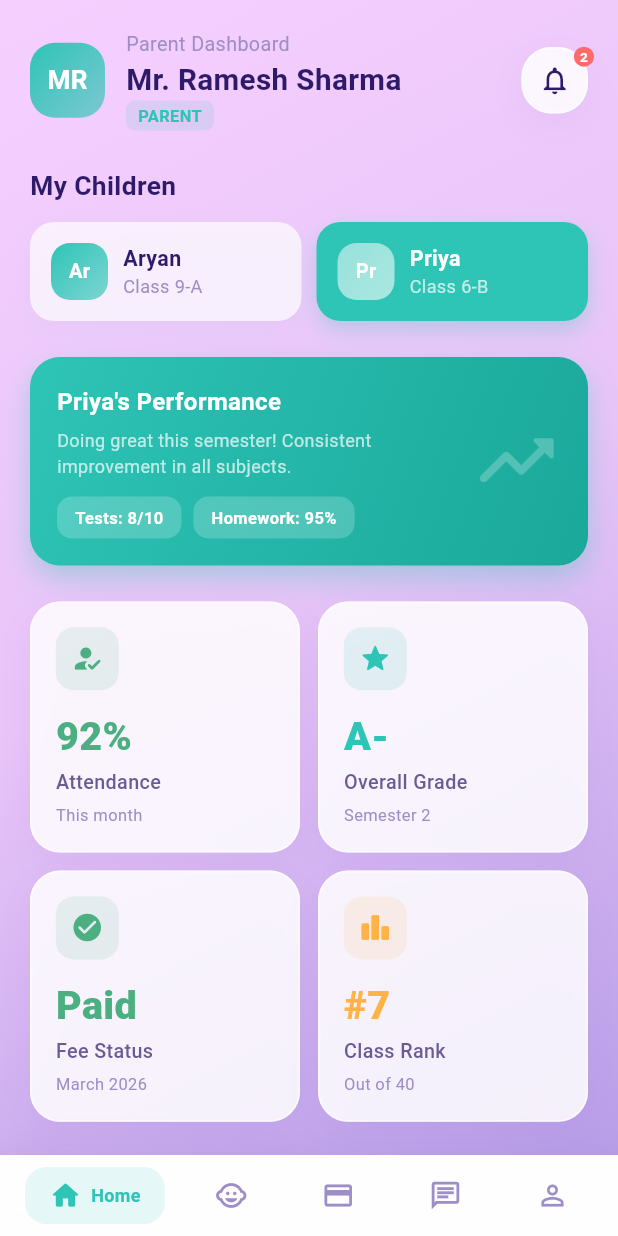
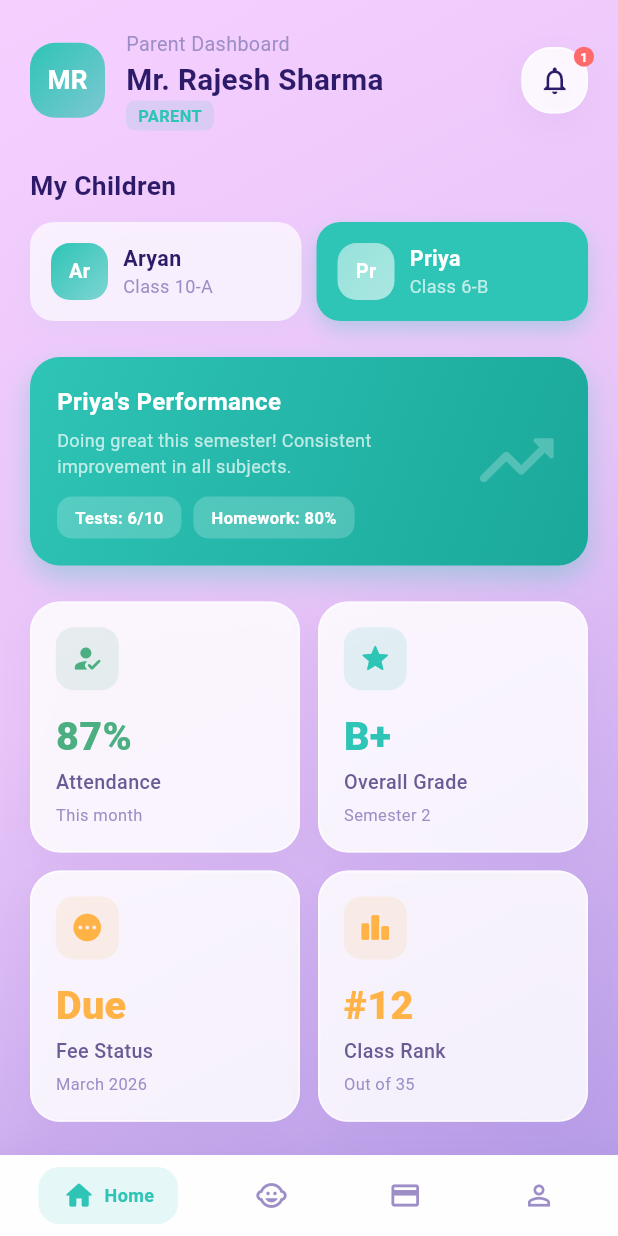
Before and after one commit to Puneet-26/Vidyasarthi_ui_db, a Flutter app: the ParentDashboard screen opened directly, after a tap on "Pr", on a phone screen of 412 x 824 dp. Run offline on Flutter 3.47's test engine with Material 3 defaults, Android fonts, the phone set to English and light mode, and no system bars; our stand-ins replace flutter_dotenv, supabase_flutter; accounts and stored records are empty; Roboto replaces fonts that are missing (Poppins).

Commit message:
parent page fiished

```diff
--- a/lib/screens/parent_dashboard.dart
+++ b/lib/screens/parent_dashboard.dart
@@ -15,7 +15,7 @@ class _ParentDashboardState extends State<ParentDashboard> {
   int _selectedChild = 0;
 
   final List<Map<String, String>> _children = const [
-    {'name': 'Aryan Sharma', 'class': 'Class 9-A', 'rollNo': '15'},
+    {'name': 'Aryan Sharma', 'class': 'Class 10-A', 'rollNo': '15'},
     {'name': 'Priya Sharma', 'class': 'Class 6-B', 'rollNo': '08'},
   ];
 
@@ -23,17 +23,56 @@ class _ParentDashboardState extends State<ParentDashboard> {
     BottomNavItem(icon: Icons.home_outlined, activeIcon: Icons.home_rounded, label: 'Home'),
     BottomNavItem(icon: Icons.child_care_outlined, activeIcon: Icons.child_care_rounded, label: 'Children'),
     BottomNavItem(icon: Icons.payment_outlined, activeIcon: Icons.payment_rounded, label: 'Fees'),
-    BottomNavItem(icon: Icons.chat_outlined, activeIcon: Icons.chat_rounded, label: 'Chat'),
     BottomNavItem(icon: Icons.person_outline, activeIcon: Icons.person_rounded, label: 'Profile'),
   ];
 
   List<Widget> get _pages => [
-    _ParentHomePage(children: _children, selectedChild: _selectedChild, onSelectChild: (i) => setState(() => _selectedChild = i)),
+    _ParentHomePage(children: _children, selectedChild: _selectedChild, onSelectChild: (i) => setState(() => _selectedChild = i), onNotification: () => _showNoticesSheet(context)),
     const _ParentChildrenPage(),
     const _ParentFeesPage(),
-    const _ParentChatPage(),
     const _ParentProfilePage(),
   ];
+
+  void _showNoticesSheet(BuildContext context) {
+    showModalBottomSheet(
+      context: context,
+      backgroundColor: Colors.transparent,
+      isScrollControlled: true,
+      builder: (_) => DraggableScrollableSheet(
+        initialChildSize: 0.5,
+        minChildSize: 0.35,
+        maxChildSize: 0.85,
+        expand: false,
+        builder: (_, scrollController) => Container(
+          padding: const EdgeInsets.all(24),
+          decoration: const BoxDecoration(
+            color: Colors.white,
+            borderRadius: BorderRadius.vertical(top: Radius.circular(24)),
+          ),
+          child: SingleChildScrollView(
+            controller: scrollController,
+            child: Column(
+              crossAxisAlignment: CrossAxisAlignment.start,
+              children: [
+                Center(
+                  child: Container(
+                    width: 40, height: 4,
+                    decoration: BoxDecoration(color: AppColors.divider, borderRadius: BorderRadius.circular(2)),
+                  ),
+                ),
+                const SizedBox(height: 20),
+                const Text('Notices & Updates',
+                    style: TextStyle(fontSize: 16, fontWeight: FontWeight.w700, color: AppColors.textDark)),
+                const SizedBox(height: 16),
+                _EventItem(title: 'Mid-Term Exams - March 28', date: 'March 28, 2026', icon: Icons.quiz_rounded, color: AppColors.warning),
+                const SizedBox(height: 10),
+              ],
+            ),
+          ),
+        ),
+      ),
+    );
+  }
 
   @override
   Widget build(BuildContext context) {
@@ -54,25 +93,80 @@ class _ParentDashboardState extends State<ParentDashboard> {
   }
 }
 
-class _ParentHomePage extends StatelessWidget {
+class _ParentHomePage extends StatefulWidget {
   final List<Map<String, String>> children;
   final int selectedChild;
   final ValueChanged<int> onSelectChild;
-  const _ParentHomePage({required this.children, required this.selectedChild, required this.onSelectChild});
+  final VoidCallback onNotification;
+  const _ParentHomePage({required this.children, required this.selectedChild, required this.onSelectChild, required this.onNotification});
+  @override
+  State<_ParentHomePage> createState() => _ParentHomePageState();
+}
+
+class _ParentHomePageState extends State<_ParentHomePage> {
+  late int _selectedChild;
+
+  // Per-child data
+  static const _childData = [
+    {
+      'attendance': '92%',
+      'grade': 'A-',
+      'feeStatus': 'Paid',
+      'rank': '#7',
+      'rankOf': '40',
+      'tests': '8/10',
+      'homework': '95%',
+      'subjects': [
+        {'label': 'Physics', 'value': 0.85},
+        {'label': 'Chemistry', 'value': 0.78},
+        {'label': 'Mathematics', 'value': 0.91},
+      ],
+    },
+    {
+      'attendance': '87%',
+      'grade': 'B+',
+      'feeStatus': 'Due',
+      'rank': '#12',
+      'rankOf': '35',
+      'tests': '6/10',
+      'homework': '80%',
+      'subjects': [
+        {'label': 'English', 'value': 0.72},
+        {'label': 'Science', 'value': 0.68},
+        {'label': 'Mathematics', 'value': 0.75},
+      ],
+    },
+  ];
+
+  @override
+  void initState() {
+    super.initState();
+    _selectedChild = widget.selectedChild;
+  }
+
+  @override
+  void didUpdateWidget(covariant _ParentHomePage oldWidget) {
+    super.didUpdateWidget(oldWidget);
+    if (oldWidget.selectedChild != widget.selectedChild) {
+      _selectedChild = widget.selectedChild;
+    }
+  }
+
   @override
   Widget build(BuildContext context) {
-    final child = children[selectedChild];
+    final child = widget.children[_selectedChild];
     return SingleChildScrollView(
       padding: const EdgeInsets.all(20),
       child: Column(
         crossAxisAlignment: CrossAxisAlignment.start,
         children: [
-          const DashboardHeader(
-            name: 'Mr. Ramesh Sharma',
+          DashboardHeader(
+            name: 'Mr. Rajesh Sharma',
             role: 'PARENT',
             subtitle: 'Parent Dashboard',
             roleColor: AppColors.parentAccent,
-            notificationCount: 2,
+            notificationCount: 1,
+            onNotification: widget.onNotification,
           ),
           const SizedBox(height: 24),
           const SectionHeader(title: 'My Children'),
@@ -82,13 +176,16 @@ class _ParentHomePage extends StatelessWidget {
               return Wrap(
                 spacing: 10,
                 runSpacing: 10,
-                children: List.generate(children.length, (i) {
-                  final c = children[i];
-                  final isSelected = i == selectedChild;
+                children: List.generate(widget.children.length, (i) {
+                  final c = widget.children[i];
+                  final isSelected = i == _selectedChild;
                   return SizedBox(
                     width: (constraints.maxWidth - 10) / 2,
                     child: GestureDetector(
-                      onTap: () => onSelectChild(i),
+                      onTap: () {
+                        setState(() => _selectedChild = i);
+                        widget.onSelectChild(i);
+                      },
                       child: AnimatedContainer(
                         duration: const Duration(milliseconds: 200),
                         padding: const EdgeInsets.all(14),
@@ -134,7 +231,11 @@ class _ParentHomePage extends StatelessWidget {
             },
           ),
           const SizedBox(height: 24),
-          _ChildPerformanceBanner(childName: child['name']!.split(' ')[0]),
+          _ChildPerformanceBanner(
+            childName: child['name']!.split(' ')[0],
+            tests: _childData[_selectedChild]['tests'] as String,
+            homework: _childData[_selectedChild]['homework'] as String,
+          ),
           const SizedBox(height: 24),
           Wrap(
             spacing: 12,
@@ -142,42 +243,45 @@ class _ParentHomePage extends StatelessWidget {
             children: [
               SizedBox(
                 width: (MediaQuery.of(context).size.width - 52) / 2,
-                child: const StatCard(title: 'Attendance', value: '92%', icon: Icons.how_to_reg_rounded, color: AppColors.success, subtitle: 'This month'),
+                child: StatCard(title: 'Attendance', value: _childData[_selectedChild]['attendance'] as String, icon: Icons.how_to_reg_rounded, color: AppColors.success, subtitle: 'This month'),
               ),
               SizedBox(
                 width: (MediaQuery.of(context).size.width - 52) / 2,
-                child: const StatCard(title: 'Overall Grade', value: 'A-', icon: Icons.grade_rounded, color: AppColors.parentAccent, subtitle: 'Semester 2'),
+                child: StatCard(title: 'Overall Grade', value: _childData[_selectedChild]['grade'] as String, icon: Icons.grade_rounded, color: AppColors.parentAccent, subtitle: 'Semester 2'),
               ),
               SizedBox(
                 width: (MediaQuery.of(context).size.width - 52) / 2,
-                child: const StatCard(title: 'Fee Status', value: 'Paid', icon: Icons.check_circle_rounded, color: AppColors.success, subtitle: 'March 2026'),
+                child: StatCard(
+                  title: 'Fee Status',
+                  value: _childData[_selectedChild]['feeStatus'] as String,
+                  icon: (_childData[_selectedChild]['feeStatus'] as String) == 'Paid' ? Icons.check_circle_rounded : Icons.pending_rounded,
+                  color: (_childData[_selectedChild]['feeStatus'] as String) == 'Paid' ? AppColors.success : AppColors.warning,
+                  subtitle: 'March 2026',
+                ),
               ),
               SizedBox(
                 width: (MediaQuery.of(context).size.width - 52) / 2,
-                child: const StatCard(title: 'Class Rank', value: '#7', icon: Icons.leaderboard_rounded, color: AppColors.warning, subtitle: 'Out of 40'),
+                child: StatCard(title: 'Class Rank', value: _childData[_selectedChild]['rank'] as String, icon: Icons.leaderboard_rounded, color: AppColors.warning, subtitle: 'Out of ${_childData[_selectedChild]['rankOf']}'),
               ),
             ],
           ),
           const SizedBox(height: 24),
           const SectionHeader(title: 'Academic Progress'),
           const SizedBox(height: 14),
-          const GlassCard(
+          GlassCard(
             child: Column(
               children: [
-                LabeledProgressBar(label: 'Physics', value: 0.85, color: AppColors.primary),
-                SizedBox(height: 14),
-                LabeledProgressBar(label: 'Chemistry', value: 0.78, color: AppColors.info),
-                SizedBox(height: 14),
-                LabeledProgressBar(label: 'Mathematics', value: 0.91, color: AppColors.success),
+                for (int i = 0; i < (_childData[_selectedChild]['subjects'] as List).length; i++) ...[
+                  if (i > 0) const SizedBox(height: 14),
+                  LabeledProgressBar(
+                    label: (_childData[_selectedChild]['subjects'] as List)[i]['label'] as String,
+                    value: (_childData[_selectedChild]['subjects'] as List)[i]['value'] as double,
+                    color: i == 0 ? AppColors.primary : i == 1 ? AppColors.info : AppColors.success,
+                  ),
+                ],
               ],
             ),
           ),
-          const SizedBox(height: 24),
-          const SectionHeader(title: 'Upcoming Events'),
-          const SizedBox(height: 14),
-          const _EventItem(title: 'Parent-Teacher Meeting', date: 'March 20, 2026', icon: Icons.people_rounded, color: AppColors.info),
-          const SizedBox(height: 8),
-          const _EventItem(title: 'Annual Sports Day', date: 'March 28, 2026', icon: Icons.sports_rounded, color: AppColors.warning),
           const SizedBox(height: 30),
         ],
       ),
@@ -359,8 +463,8 @@ class _ParentProfilePage extends StatelessWidget {
           const SizedBox(height: 20),
           const GradientAvatar(initials: 'RS', color: AppColors.parentAccent, size: 72),
           const SizedBox(height: 12),
-          Text('Mr. Ramesh Sharma', style: TextStyle(fontSize: Responsive.sp(context, 20), fontWeight: FontWeight.w800, color: AppColors.textDark)),
-          Text('Parent • 1 child enrolled', style: TextStyle(fontSize: Responsive.sp(context, 13), color: AppColors.textMid)),
+          Text('Mr. Rajesh Sharma', style: TextStyle(fontSize: Responsive.sp(context, 20), fontWeight: FontWeight.w800, color: AppColors.textDark)),
+          Text('Parent • 2 children enrolled', style: TextStyle(fontSize: Responsive.sp(context, 13), color: AppColors.textMid)),
           const SizedBox(height: 24),
           GlassCard(
             padding: const EdgeInsets.all(16),
@@ -370,9 +474,9 @@ class _ParentProfilePage extends StatelessWidget {
                 const Divider(height: 20),
                 _ProfileRow2(icon: Icons.phone_outlined, label: 'Phone', value: '+91-9876543200'),
                 const Divider(height: 20),
-                _ProfileRow2(icon: Icons.child_care_outlined, label: 'Child', value: 'Aryan Sharma'),
+                _ProfileRow2(icon: Icons.child_care_outlined, label: 'Child 1', value: 'Aryan Sharma • Class 10-A'),
                 const Divider(height: 20),
-                _ProfileRow2(icon: Icons.class_outlined, label: 'Class', value: 'Class 10-A'),
+                _ProfileRow2(icon: Icons.child_care_outlined, label: 'Child 2', value: 'Priya Sharma • Class 6-B'),
               ],
             ),
           ),
@@ -423,8 +527,10 @@ class _ProfileRow2 extends StatelessWidget {
 
 class _ChildPerformanceBanner extends StatelessWidget {
   final String childName;
+  final String tests;
+  final String homework;
 
-  const _ChildPerformanceBanner({required this.childName});
+  const _ChildPerformanceBanner({required this.childName, required this.tests, required this.homework});
 
   @override
   Widget build(BuildContext context) {
@@ -469,11 +575,12 @@ class _ChildPerformanceBanner extends StatelessWidget {
                   ),
                 ),
                 const SizedBox(height: 12),
-                const Row(
+                Wrap(
+                  spacing: 8,
+                  runSpacing: 6,
                   children: [
-                    _PillStat(label: 'Tests', value: '8/10'),
-                    SizedBox(width: 8),
-                    _PillStat(label: 'Homework', value: '95%'),
+                    _PillStat(label: 'Tests', value: tests),
+                    _PillStat(label: 'Homework', value: homework),
                   ],
                 ),
               ],
```
